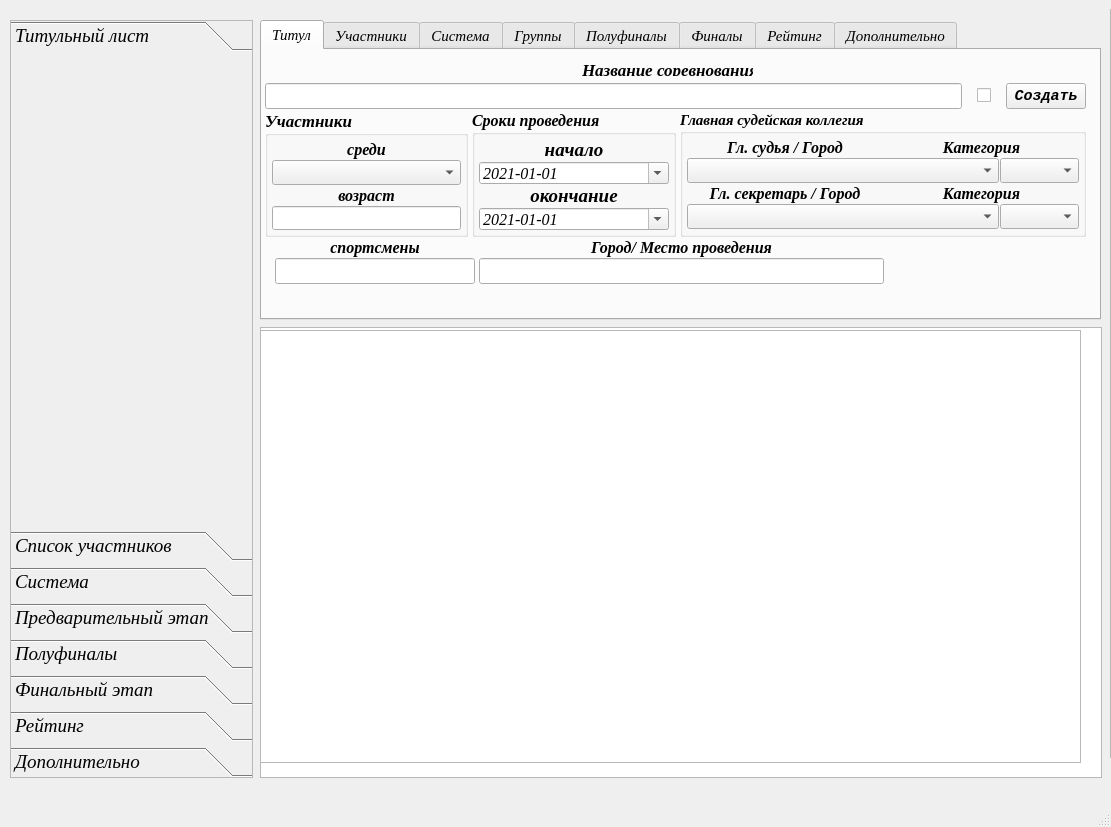
Kaspar0810/Competitions_TT_SQL, file UI/main_window.ui: the form before one commit.
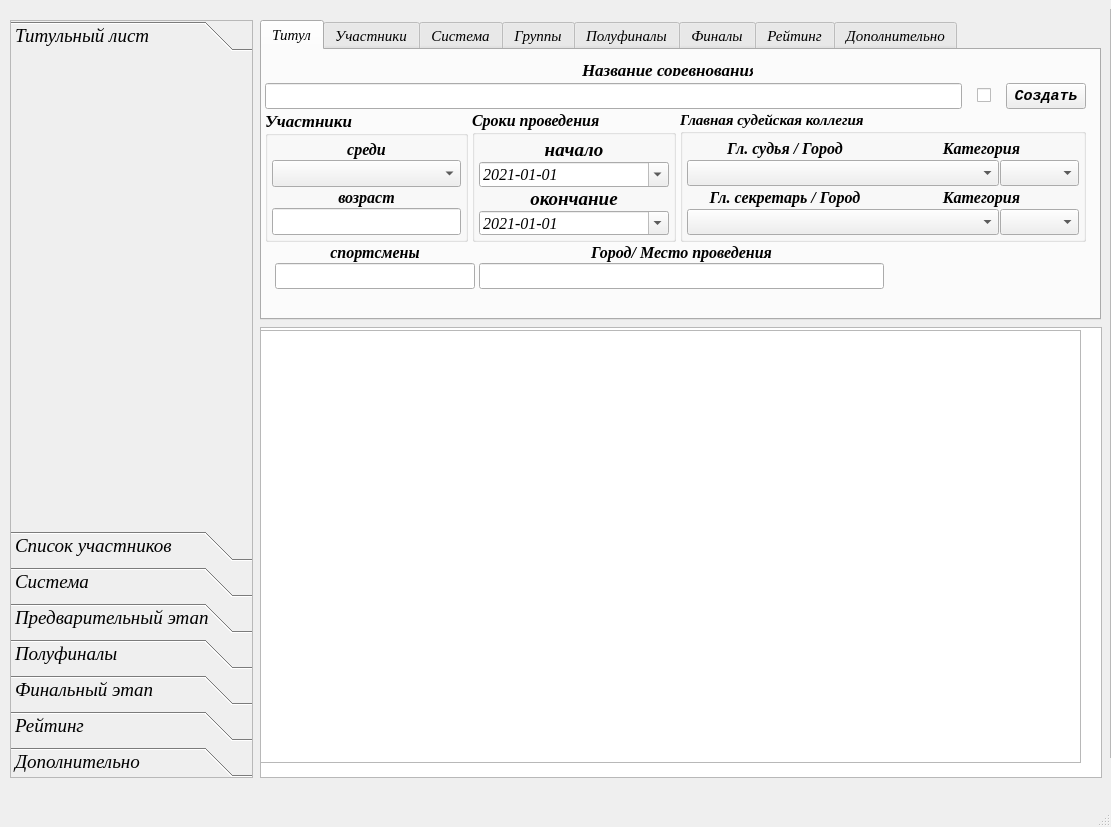
The form after the commit. The open tabs and pages were chosen to show the change.

The edit to the form file:
```diff
--- a/UI/main_window.ui
+++ b/UI/main_window.ui
@@ -89,13 +89,13 @@
        <set>Qt::AlignCenter</set>
       </property>
      </widget>
-     <widget class="QWidget" name="">
+     <widget class="QWidget" name="layoutWidget">
       <property name="geometry">
        <rect>
         <x>3</x>
         <y>33</y>
         <width>821</width>
-        <height>201</height>
+        <height>206</height>
        </rect>
       </property>
       <layout class="QGridLayout" name="gridLayout_2">
```
Left out of the diff: 28 changed lines with no effect on the pictures.
